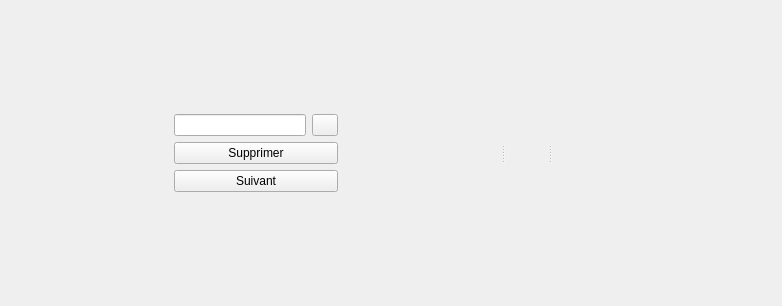
Nepta/nixjdr, file src/TurnMenu/TurnMenu.ui: the form before one commit.
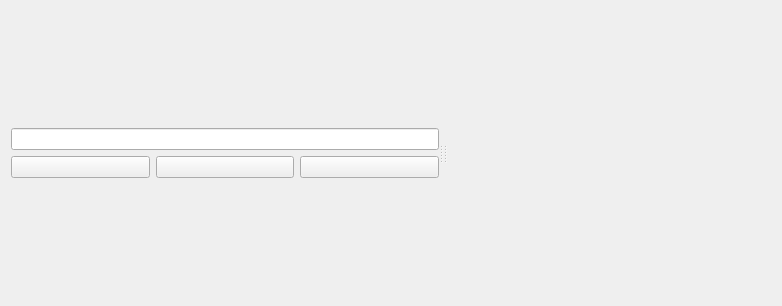
The form after the commit. Icons and pictures are not drawn. Custom widgets are drawn as their Qt base class.

Commit message: TurnMenu style

The edit to the form file:
```diff
--- a/src/TurnMenu/TurnMenu.ui
+++ b/src/TurnMenu/TurnMenu.ui
@@ -27,19 +27,6 @@
      </property>
      <widget class="QWidget" name="layoutWidget">
       <layout class="QHBoxLayout" name="horizontalLayout_2">
-       <item>
-        <spacer name="horizontalSpacer_2">
-         <property name="orientation">
-          <enum>Qt::Horizontal</enum>
-         </property>
-         <property name="sizeHint" stdset="0">
-          <size>
-           <width>40</width>
-           <height>20</height>
-          </size>
-         </property>
-        </spacer>
-       </item>
        <item>
         <layout class="QVBoxLayout" name="verticalLayout">
          <item>
@@ -56,7 +43,7 @@
           </spacer>
          </item>
          <item>
-          <layout class="QHBoxLayout" name="horizontalLayout" stretch="5,1">
+          <layout class="QHBoxLayout" name="horizontalLayout" stretch="5">
            <item>
             <widget class="QLineEdit" name="addItemEdit">
              <property name="maximumSize">
@@ -67,31 +54,35 @@
              </property>
             </widget>
            </item>
+          </layout>
+         </item>
+         <item>
+          <layout class="QHBoxLayout" name="horizontalLayout_3">
            <item>
             <widget class="QPushButton" name="addButton">
              <property name="minimumSize">
               <size>
-               <width>20</width>
+               <width>0</width>
                <height>0</height>
               </size>
              </property>
-             <property name="maximumSize">
-              <size>
-               <width>30</width>
-               <height>16777215</height>
-              </size>
-             </property>
              <property name="text">
               <string/>
              </property>
+             <property name="icon">
+              <iconset>
+               <normaloff>resource/General/add.png</normaloff>resource/General/add.png</iconset>
+             </property>
             </widget>
-           </item>
-          </layout>
          </item>
          <item>
           <widget class="QPushButton" name="deleteButton">
            <property name="text">
-            <string>Supprimer</string>
+              <string/>
+             </property>
+             <property name="icon">
+              <iconset>
+               <normaloff>resource/General/remove.png</normaloff>resource/General/remove.png</iconset>
            </property>
           </widget>
          </item>
@@ -104,9 +95,15 @@
             </size>
            </property>
            <property name="text">
-            <string>Suivant</string>
-           </property>
-          </widget>
+              <string/>
+             </property>
+             <property name="icon">
+              <iconset>
+               <normaloff>resource/General/next.png</normaloff>resource/General/next.png</iconset>
+             </property>
+            </widget>
+           </item>
+          </layout>
          </item>
          <item>
           <spacer name="verticalSpacer_2">
@@ -123,52 +120,13 @@
          </item>
         </layout>
        </item>
-       <item>
-        <spacer name="horizontalSpacer">
-         <property name="orientation">
-          <enum>Qt::Horizontal</enum>
-         </property>
-         <property name="sizeHint" stdset="0">
-          <size>
-           <width>40</width>
-           <height>20</height>
-          </size>
-         </property>
-        </spacer>
-       </item>
       </layout>
      </widget>
      <widget class="QWidget" name="layoutWidget1">
       <layout class="QVBoxLayout" name="verticalLayout_2">
-       <item>
-        <spacer name="verticalSpacer_3">
-         <property name="orientation">
-          <enum>Qt::Vertical</enum>
-         </property>
-         <property name="sizeHint" stdset="0">
-          <size>
-           <width>20</width>
-           <height>40</height>
-          </size>
-         </property>
-        </spacer>
-       </item>
        <item>
         <layout class="QHBoxLayout" name="listLayout"/>
        </item>
-       <item>
-        <spacer name="verticalSpacer_4">
-         <property name="orientation">
-          <enum>Qt::Vertical</enum>
-         </property>
-         <property name="sizeHint" stdset="0">
-          <size>
-           <width>20</width>
-           <height>40</height>
-          </size>
-         </property>
-        </spacer>
-       </item>
       </layout>
      </widget>
      <widget class="DiceMenu" name="diceMenuWidget" native="true"/>
```
Lines whose indentation alone changed are shown as unchanged. The commit also changes 4 other files.
